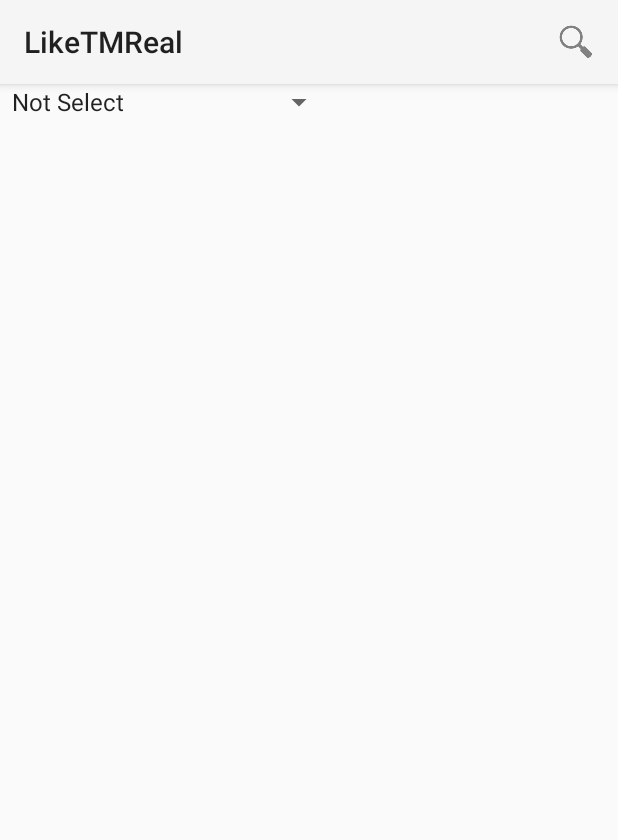
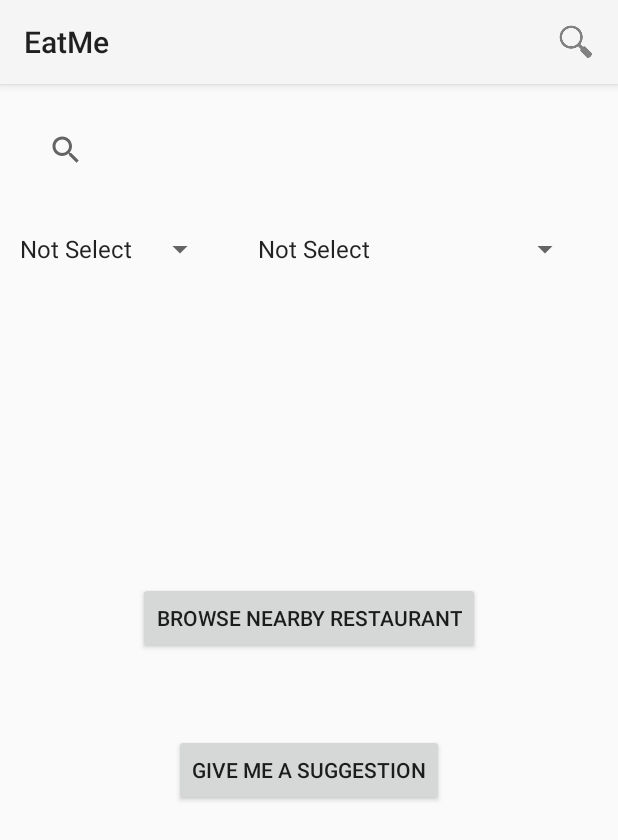
Before and after one commit to yang1102/EatMe, an Android app: the screen it shows after launch (SearchMenu), on a phone screen of 412 x 824 dp. Shown: the top 840 px of the screen. Run offline under Robolectric (Android 15) with nearby library versions, the phone set to English and light mode, and no system bars; libraries missing offline, so code that uses them is left out: com.yelp.clientlib; 7 statements that could not run were skipped.

Commit message:
Basic UI

```diff
--- a/EatMe/app/src/main/java/com/example/jason/liketmreal/SearchMenu.java
+++ b/EatMe/app/src/main/java/com/example/jason/liketmreal/SearchMenu.java
@@ -44,12 +44,13 @@
         Toolbar myToolbar = (Toolbar) findViewById(R.id.my_toolbar);
         setSupportActionBar(myToolbar);
 
-        Spinner spinner = (Spinner) findViewById(R.id.spinner);
-        ArrayAdapter<CharSequence> adapter = ArrayAdapter.createFromResource(this,
-                R.array.restaurant_type, android.R.layout.simple_spinner_item);
-        adapter.setDropDownViewResource(android.R.layout.simple_spinner_dropdown_item);
-        spinner.setAdapter(adapter);
-        spinner.setOnItemSelectedListener(this);
+        Spinner priceSpinner = (Spinner) findViewById(R.id.priceSpinner);
+
+        setupSpinner(priceSpinner,R.array.price_type);
+
+        Spinner foodSpinner = (Spinner) findViewById(R.id.foodSpinner);
+
+        setupSpinner(foodSpinner,R.array.restaurant_type);
 
         apiResource = Resource.getInstance(getResources().openRawResource(R.raw.yelpkey));
 
@@ -57,14 +58,14 @@
         category[0] = "newamerican";
         category[1] = "tradamerican";
 
-//        tv = (TextView) findViewById(R.id.output);
-//        bt = (Button) findViewById(R.id.button);
-//        bt.setOnClickListener(new View.OnClickListener() {
-//            @Override
-//            public void onClick(View v) {
-//                new MyTask().execute();
-//            }
-//        });
+    }
+
+    public void setupSpinner(Spinner s,int id ){
+        ArrayAdapter<CharSequence> adapter = ArrayAdapter.createFromResource(this,id,android.R.layout.simple_spinner_item);
+        adapter.setDropDownViewResource(android.R.layout.simple_spinner_dropdown_item);
+        s.setAdapter(adapter);
+        s.setOnItemSelectedListener(this);
+
     }
 
 
@@ -73,14 +74,6 @@
 
         MenuInflater inflater = getMenuInflater();
         inflater.inflate(R.menu.options_menu, menu);
-
-        // Associate searchable configuration with the SearchView
-//        SearchManager searchManager =
-//                (SearchManager) getSystemService(Context.SEARCH_SERVICE);
-//        SearchView searchView =
-//                (SearchView) menu.findItem(R.id.search).getActionView();
-//        searchView.setSearchableInfo(
-//                searchManager.getSearchableInfo(getComponentName()));
 
         return true;
 
--- a/EatMe/app/src/main/res/layout/activity_search_menue.xml
+++ b/EatMe/app/src/main/res/layout/activity_search_menue.xml
@@ -15,13 +15,67 @@
         android:theme="@style/ThemeOverlay.AppCompat.ActionBar"
         app:popupTheme="@style/ThemeOverlay.AppCompat.Light"/>
 
+    <SearchView
+        android:layout_width="match_parent"
+        android:queryHint="Enter KeyWord"
+        android:id="@+id/searchText"
+        android:layout_height="wrap_content"
+        android:layout_below="@+id/my_toolbar"
+        android:layout_alignParentLeft="true"
+        android:layout_alignParentStart="true"
+        android:layout_margin="20dp"/>
+
+    <LinearLayout
+        android:layout_width="match_parent"
+        android:layout_height="wrap_content"
+        android:layout_below="@+id/searchText"
+        android:gravity="center"
+        android:orientation="horizontal"
+        android:id="@+id/spinnerView">
+
     <Spinner
         android:layout_width="wrap_content"
         android:layout_height="wrap_content"
-        android:id="@+id/spinner"
-        android:layout_below="@+id/my_toolbar"
         android:layout_alignParentLeft="true"
-        android:layout_alignParentStart="true" />
+        android:layout_alignParentStart="true"
+        android:id="@+id/priceSpinner"
+        android:layout_margin="10dp"/>
+
+    <Spinner
+        android:layout_width="wrap_content"
+        android:layout_height="wrap_content"
+        android:layout_alignParentLeft="true"
+        android:layout_alignParentStart="true"
+        android:id="@+id/foodSpinner"
+        android:layout_margin="10dp"/>
+
+    <Spinner
+        android:layout_width="wrap_content"
+        android:layout_height="wrap_content"
+        android:layout_alignParentLeft="true"
+        android:layout_alignParentStart="true"
+        android:id="@+id/distanceSpinner"
+        android:layout_margin="10dp"/>
+
+    </LinearLayout>
+
+
+    <Button
+        android:layout_width="wrap_content"
+        android:layout_height="wrap_content"
+        android:text="Give me a Suggestion"
+        android:id="@+id/distanceButton"
+        android:layout_below="@+id/suggestButton"
+        android:layout_centerHorizontal="true"
+        android:layout_marginTop="53dp" />
+
+    <Button
+        android:layout_width="wrap_content"
+        android:layout_height="wrap_content"
+        android:text="Browse Nearby Restaurant"
+        android:id="@+id/suggestButton"
+        android:layout_centerVertical="true"
+        android:layout_centerHorizontal="true" />
 
 
 </RelativeLayout>
--- /dev/null
+++ b/EatMe/app/src/main/res/values/price_type.xml
@@ -0,0 +1,10 @@
+<?xml version="1.0" encoding="utf-8"?>
+<resources>
+    <string-array name="price_type">
+        <item>Not Select</item>
+        <item>$</item>
+        <item>$$</item>
+        <item>$$$</item>
+        <item>$$$$</item>
+    </string-array>
+</resources>
--- a/EatMe/app/src/main/res/values/strings.xml
+++ b/EatMe/app/src/main/res/values/strings.xml
@@ -1,3 +1,3 @@
 <resources>
-    <string name="app_name">LikeTMReal</string>
+    <string name="app_name">EatMe</string>
 </resources>
```
